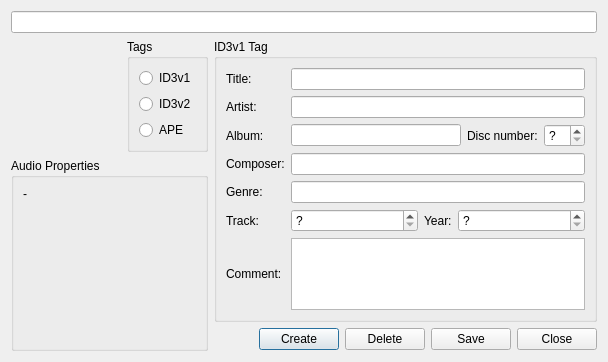
Qt form src/plugins/Input/mad/detailsdialog.ui (ksv1986/qmmp-staging) before a commit.
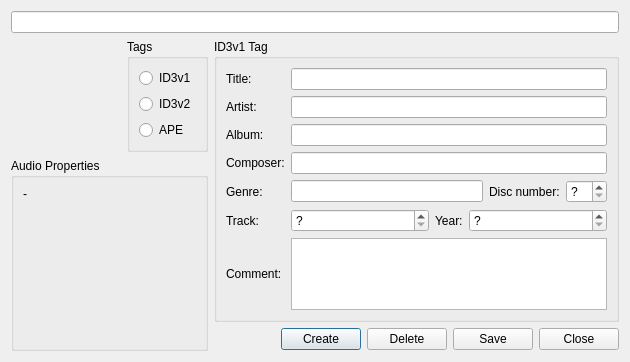
The same form after that commit. Custom widgets are drawn as their Qt base class.

Commit message: changed details dialog layout

Diff of the .ui file:
```diff
--- a/src/plugins/Input/mad/detailsdialog.ui
+++ b/src/plugins/Input/mad/detailsdialog.ui
@@ -6,7 +6,7 @@
    <rect>
     <x>0</x>
     <y>0</y>
-    <width>608</width>
+    <width>630</width>
     <height>362</height>
    </rect>
   </property>
@@ -144,11 +144,6 @@
        </widget>
       </item>
       <item row="2" column="1">
-       <layout class="QHBoxLayout" name="horizontalLayout">
-        <property name="sizeConstraint">
-         <enum>QLayout::SetDefaultConstraint</enum>
-        </property>
-        <item>
          <widget class="QLineEdit" name="albumLineEdit">
           <property name="sizePolicy">
            <sizepolicy hsizetype="Expanding" vsizetype="Fixed">
@@ -161,28 +156,6 @@
           </property>
          </widget>
         </item>
-        <item>
-         <widget class="QLabel" name="label_11">
-          <property name="sizePolicy">
-           <sizepolicy hsizetype="Preferred" vsizetype="Preferred">
-            <horstretch>0</horstretch>
-            <verstretch>0</verstretch>
-           </sizepolicy>
-          </property>
-          <property name="text">
-           <string>Disc number:</string>
-          </property>
-         </widget>
-        </item>
-        <item>
-         <widget class="QSpinBox" name="discSpinBox">
-          <property name="specialValueText">
-           <string notr="true">?</string>
-          </property>
-         </widget>
-        </item>
-       </layout>
-      </item>
       <item row="3" column="0">
        <widget class="QLabel" name="label_8">
         <property name="text">
@@ -210,6 +183,8 @@
        </widget>
       </item>
       <item row="4" column="1">
+       <layout class="QHBoxLayout" name="horizontalLayout">
+        <item>
        <widget class="QLineEdit" name="genreLineEdit">
         <property name="sizePolicy">
          <sizepolicy hsizetype="Expanding" vsizetype="Fixed">
@@ -218,6 +193,28 @@
          </sizepolicy>
         </property>
        </widget>
+        </item>
+        <item>
+         <widget class="QLabel" name="label_11">
+          <property name="sizePolicy">
+           <sizepolicy hsizetype="Preferred" vsizetype="Preferred">
+            <horstretch>0</horstretch>
+            <verstretch>0</verstretch>
+           </sizepolicy>
+          </property>
+          <property name="text">
+           <string>Disc number:</string>
+          </property>
+         </widget>
+        </item>
+        <item>
+         <widget class="QSpinBox" name="discSpinBox">
+          <property name="specialValueText">
+           <string notr="true">?</string>
+          </property>
+         </widget>
+        </item>
+       </layout>
       </item>
       <item row="5" column="0">
        <widget class="QLabel" name="label_42">
```
Lines whose indentation alone changed are shown as unchanged. The commit also changes 1 other file.
